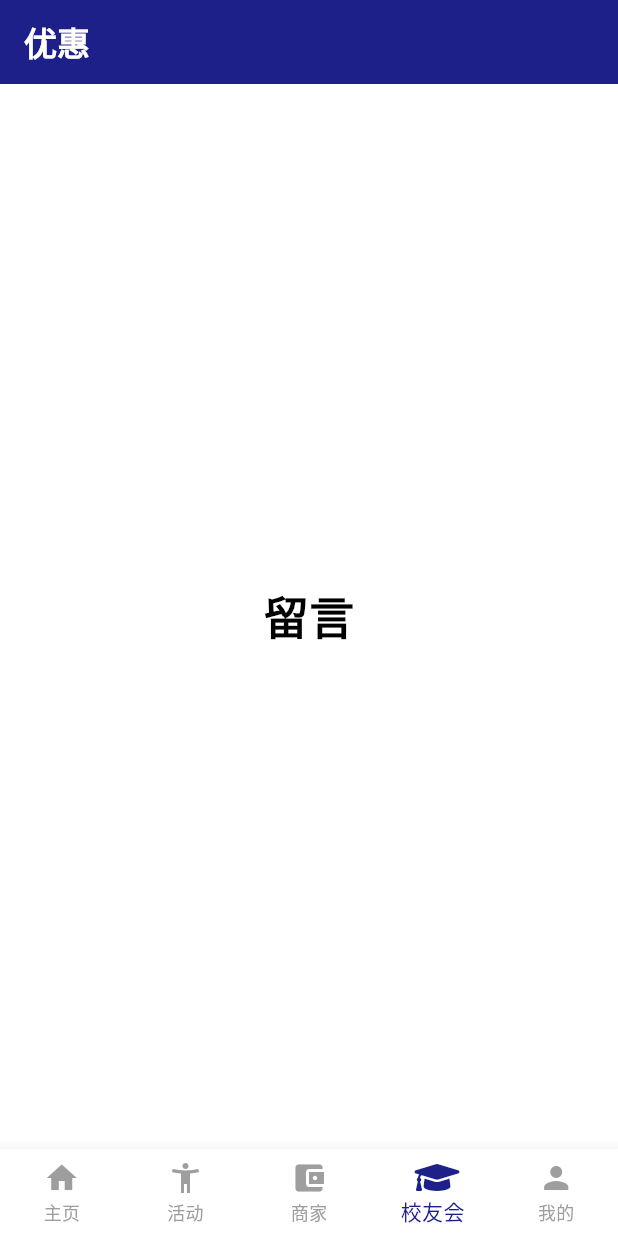
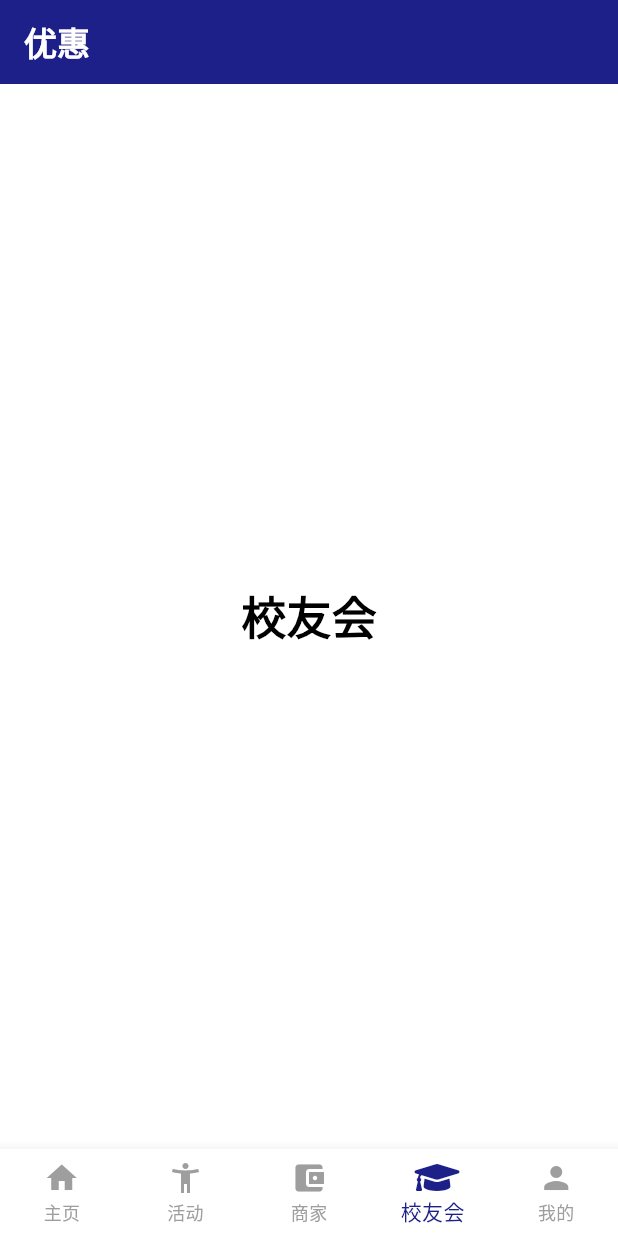
Before and after one commit to SUCSAApp/frontend, a Flutter app: the screen it shows after launch, item 4 of the bottom bar chosen, on a phone screen of 412 x 824 dp. Run offline on Flutter 3.47's test engine with Material 2 defaults, Android fonts, the light colour scheme and no system bars; our stand-ins replace font_awesome_flutter.

Commit message:
alumini page

```diff
--- a/lib/Alumini/alumimi.dart
+++ b/lib/Alumini/alumimi.dart
@@ -6,7 +6,7 @@ class aluminiPage extends StatelessWidget {
   @override
   Widget build(BuildContext context) {
     return const Text(
-      '留言',
+      '校友会',
       style: TextStyle(fontSize: 30, fontWeight: FontWeight.bold),
     );
   }
```
Also changed, not shown: pubspec.lock.
